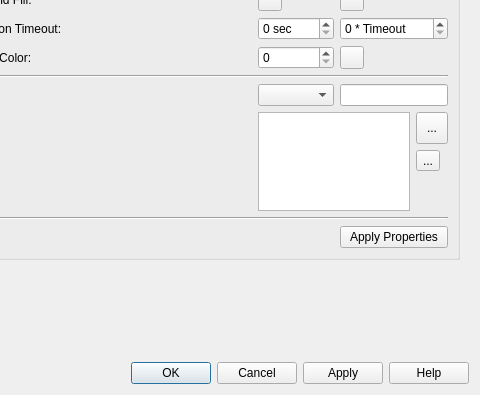
jrenken/qgis-PosiView, file ui/posiview_properties_base.ui: the form before one commit; both pictures show x 283 to 763 and y 433 to 828 of the 763 by 828 pixel window.
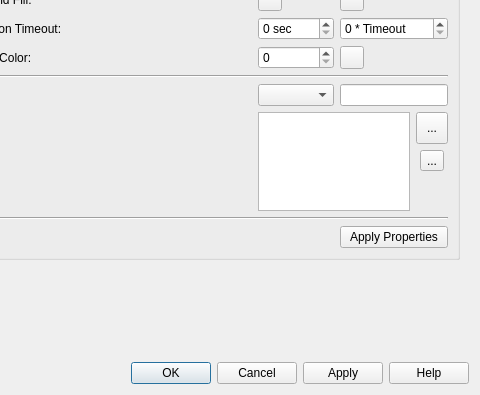
The form after the commit. The open tabs and pages were chosen to show the change. Icons and pictures are not drawn. Custom widgets are drawn as their Qt base class.

```diff
--- a/ui/posiview_properties_base.ui
+++ b/ui/posiview_properties_base.ui
@@ -633,7 +633,7 @@
                 <x>0</x>
                 <y>0</y>
                 <width>589</width>
-                <height>777</height>
+                <height>774</height>
                </rect>
               </property>
               <layout class="QVBoxLayout" name="verticalLayout_4">
@@ -882,7 +882,7 @@
                         </property>
                        </widget>
                       </item>
-                      <item>
+                      <item alignment="Qt::AlignHCenter">
                        <widget class="QToolButton" name="toolButtonRemoveMobileProvider">
                         <property name="toolTip">
                          <string>Remove provider from list</string>
```
Left out of the diff: 30 changed lines with no effect on the pictures.
